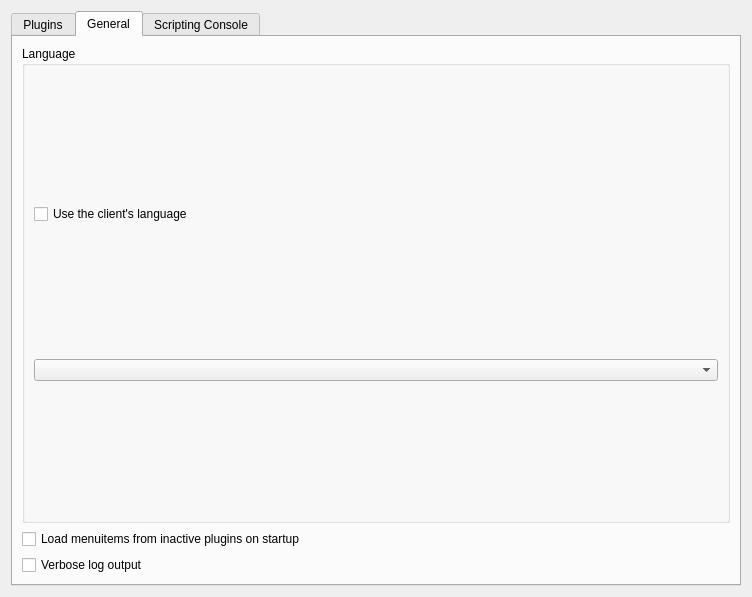
Above: ressources/ui/pyTSon-configdialog.ui from pathmann/pyTSon before the change. Below: the same form after it.
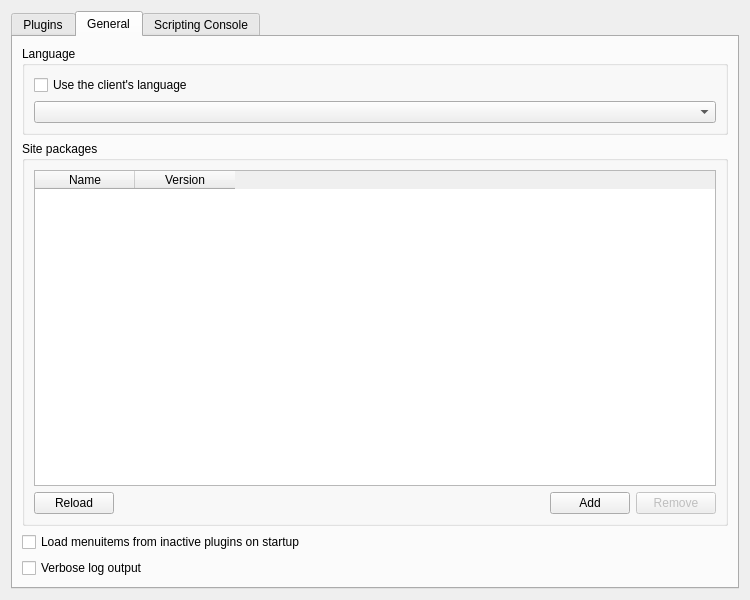
That is the form after the change. The open tabs and pages were chosen to show the change.

Commit message: manage sitepackages per ui

The edit to the form file:
```diff
--- a/ressources/ui/pyTSon-configdialog.ui
+++ b/ressources/ui/pyTSon-configdialog.ui
@@ -6,8 +6,8 @@
    <rect>
     <x>0</x>
     <y>0</y>
-    <width>752</width>
-    <height>597</height>
+    <width>750</width>
+    <height>600</height>
    </rect>
   </property>
   <property name="windowTitle">
@@ -246,6 +246,82 @@
          </layout>
         </widget>
        </item>
+       <item>
+        <widget class="QGroupBox" name="siteGroup">
+         <property name="title">
+          <string>Site packages</string>
+         </property>
+         <layout class="QVBoxLayout" name="verticalLayout_8">
+          <item>
+           <widget class="QTableWidget" name="siteTable">
+            <property name="editTriggers">
+             <set>QAbstractItemView::NoEditTriggers</set>
+            </property>
+            <property name="selectionBehavior">
+             <enum>QAbstractItemView::SelectRows</enum>
+            </property>
+            <attribute name="horizontalHeaderStretchLastSection">
+             <bool>false</bool>
+            </attribute>
+            <attribute name="verticalHeaderVisible">
+             <bool>false</bool>
+            </attribute>
+            <column>
+             <property name="text">
+              <string>Name</string>
+             </property>
+            </column>
+            <column>
+             <property name="text">
+              <string>Version</string>
+             </property>
+            </column>
+           </widget>
+          </item>
+          <item>
+           <layout class="QHBoxLayout" name="horizontalLayout_2">
+            <item>
+             <widget class="QPushButton" name="sitereloadButton">
+              <property name="text">
+               <string>Reload</string>
+              </property>
+             </widget>
+            </item>
+            <item>
+             <spacer name="horizontalSpacer_4">
+              <property name="orientation">
+               <enum>Qt::Horizontal</enum>
+              </property>
+              <property name="sizeHint" stdset="0">
+               <size>
+                <width>40</width>
+                <height>20</height>
+               </size>
+              </property>
+             </spacer>
+            </item>
+            <item>
+             <widget class="QPushButton" name="siteaddButton">
+              <property name="text">
+               <string>Add</string>
+              </property>
+             </widget>
+            </item>
+            <item>
+             <widget class="QPushButton" name="siteremoveButton">
+              <property name="enabled">
+               <bool>false</bool>
+              </property>
+              <property name="text">
+               <string>Remove</string>
+              </property>
+             </widget>
+            </item>
+           </layout>
+          </item>
+         </layout>
+        </widget>
+       </item>
        <item>
         <widget class="QCheckBox" name="loadMenusButton">
          <property name="text">
```
The commit also changes 3 other files.
